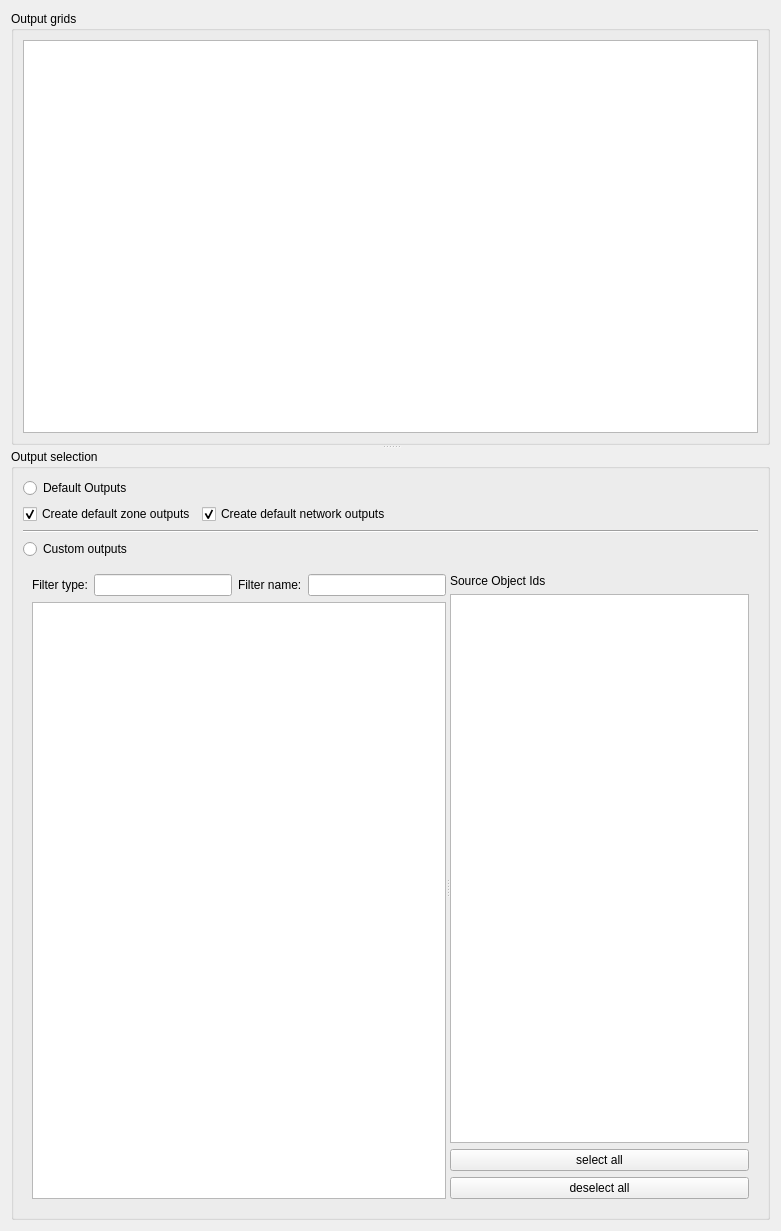
Qt form SIM-VICUS/src/SVSimulationOutputOptions.ui (ghorwin/SIM-VICUS) before a commit.
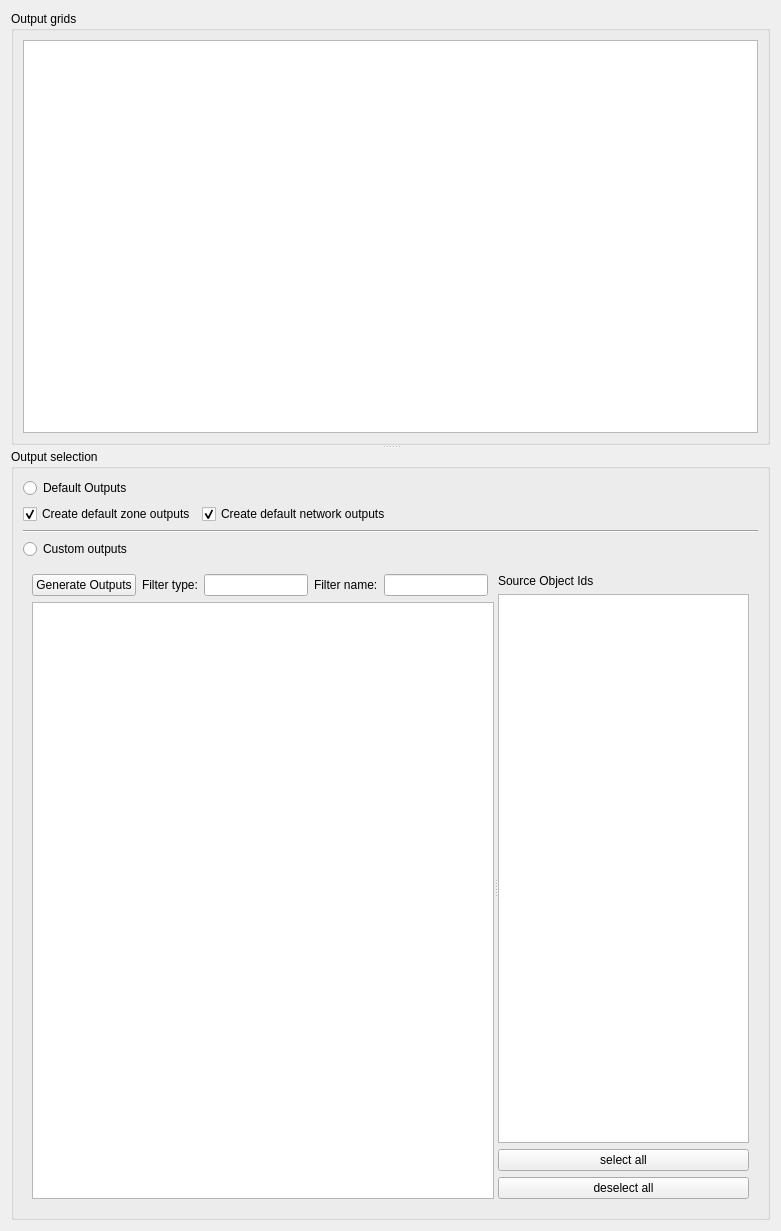
The same form after that commit.

Commit message: Generate outputs button added

The edit to the form file:
```diff
--- a/SIM-VICUS/src/SVSimulationOutputOptions.ui
+++ b/SIM-VICUS/src/SVSimulationOutputOptions.ui
@@ -37,8 +37,15 @@
       <property name="title">
        <string>Output selection</string>
       </property>
-      <layout class="QGridLayout" name="gridLayout">
-       <item row="1" column="0">
+      <layout class="QVBoxLayout" name="verticalLayout_3" stretch="0,0,0,0,1">
+       <item>
+        <widget class="QRadioButton" name="radioButtonDefault">
+         <property name="text">
+          <string>Default Outputs</string>
+         </property>
+        </widget>
+       </item>
+       <item>
         <layout class="QHBoxLayout" name="horizontalLayout">
          <item>
           <widget class="QCheckBox" name="checkBoxDefaultZoneOutputs">
@@ -75,51 +82,58 @@
          </item>
         </layout>
        </item>
-       <item row="2" column="0">
+       <item>
         <widget class="Line" name="line">
          <property name="orientation">
           <enum>Qt::Horizontal</enum>
          </property>
         </widget>
        </item>
-       <item row="3" column="0">
+       <item>
         <widget class="QRadioButton" name="radioButtonCustom">
          <property name="text">
           <string>Custom outputs</string>
          </property>
         </widget>
        </item>
-       <item row="4" column="0">
+       <item>
         <widget class="QWidget" name="widget" native="true">
          <layout class="QGridLayout" name="gridLayout_3">
-          <item row="0" column="0">
+          <item row="0" column="1">
            <widget class="QSplitter" name="splitter_2">
             <property name="orientation">
              <enum>Qt::Horizontal</enum>
             </property>
             <widget class="QWidget" name="">
              <layout class="QGridLayout" name="gridLayout_2">
-              <item row="0" column="0">
+              <item row="0" column="3">
+               <widget class="QLabel" name="label_3">
+                <property name="text">
+                 <string>Filter name:</string>
+                </property>
+               </widget>
+              </item>
+              <item row="0" column="1">
                <widget class="QLabel" name="label">
                 <property name="text">
                  <string>Filter type:</string>
                 </property>
                </widget>
               </item>
-              <item row="0" column="1">
-               <widget class="QLineEdit" name="lineEditType"/>
-              </item>
               <item row="0" column="2">
-               <widget class="QLabel" name="label_3">
-                <property name="text">
-                 <string>Filter name:</string>
-                </property>
-               </widget>
+               <widget class="QLineEdit" name="lineEditType"/>
               </item>
-              <item row="0" column="3">
+              <item row="0" column="4">
                <widget class="QLineEdit" name="lineEditName"/>
               </item>
-              <item row="1" column="0" colspan="4">
+              <item row="0" column="0">
+               <widget class="QPushButton" name="pushButton">
+                <property name="text">
+                 <string>Generate Outputs</string>
+                </property>
+               </widget>
+              </item>
+              <item row="1" column="0" colspan="6">
                <widget class="QTableView" name="tableViewOutputList"/>
               </item>
              </layout>
@@ -157,13 +171,6 @@
          </layout>
         </widget>
        </item>
-       <item row="0" column="0">
-        <widget class="QRadioButton" name="radioButtonDefault">
-         <property name="text">
-          <string>Default Outputs</string>
-         </property>
-        </widget>
-       </item>
       </layout>
      </widget>
     </widget>
```
